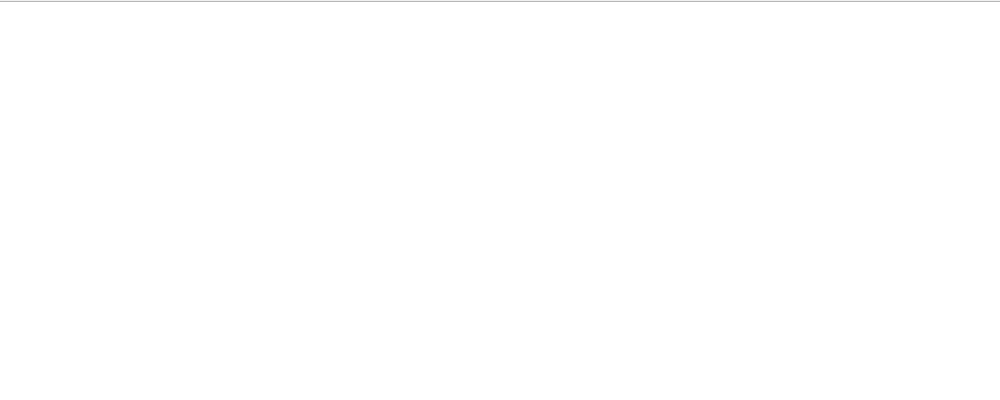
Above: play2.ui from felix018/juegokawai before the change. Below: the same form after it.
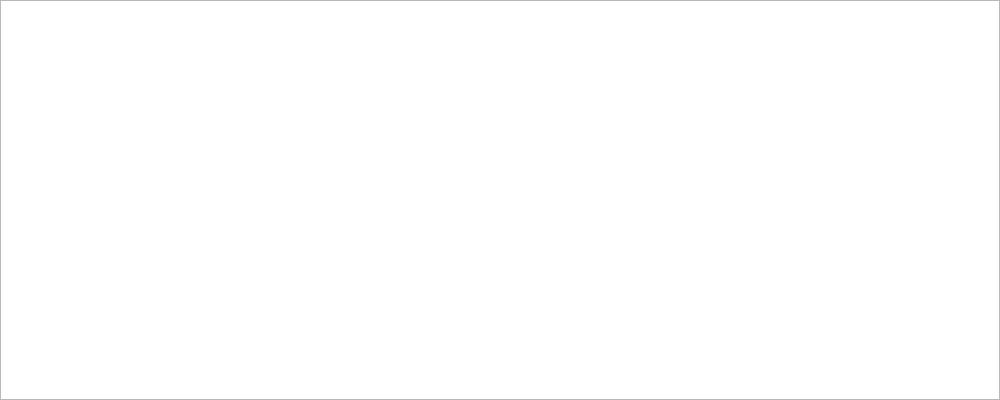
That is the form after the change.

```diff
--- a/play2.ui
+++ b/play2.ui
@@ -16,10 +16,10 @@
   <widget class="QGraphicsView" name="ver">
    <property name="geometry">
     <rect>
-     <x>-5</x>
-     <y>1</y>
-     <width>1011</width>
-     <height>401</height>
+     <x>0</x>
+     <y>0</y>
+     <width>1000</width>
+     <height>400</height>
     </rect>
    </property>
   </widget>
```
